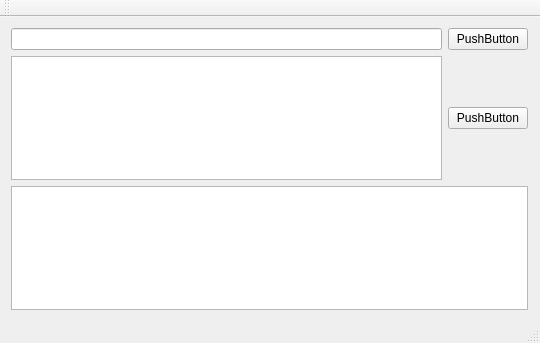
This is mainwindow.ui in Ladisgin/sleuth as Qt 5 draws it before an edit. The edited form follows.
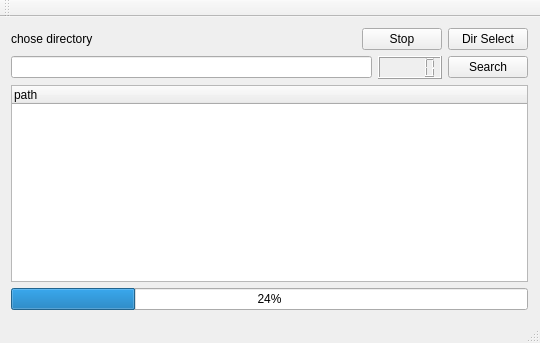
This is the edited form.

The edit to the form file:
```diff
--- a/mainwindow.ui
+++ b/mainwindow.ui
@@ -24,12 +24,35 @@
     <item>
      <layout class="QHBoxLayout" name="horizontalLayout_2">
       <item>
-       <widget class="QLineEdit" name="lineEdit"/>
+       <widget class="QLabel" name="label">
+        <property name="text">
+         <string>chose directory</string>
+        </property>
+       </widget>
+      </item>
+      <item>
+       <widget class="QPushButton" name="IndexStop">
+        <property name="sizePolicy">
+         <sizepolicy hsizetype="Fixed" vsizetype="Fixed">
+          <horstretch>0</horstretch>
+          <verstretch>0</verstretch>
+         </sizepolicy>
+        </property>
+        <property name="text">
+         <string>Stop</string>
+        </property>
+       </widget>
       </item>
       <item>
        <widget class="QPushButton" name="SelectDirectory">
+        <property name="sizePolicy">
+         <sizepolicy hsizetype="Fixed" vsizetype="Fixed">
+          <horstretch>0</horstretch>
+          <verstretch>0</verstretch>
+         </sizepolicy>
+        </property>
         <property name="text">
-         <string>PushButton</string>
+         <string>Dir Select</string>
         </property>
        </widget>
       </item>
@@ -38,19 +61,41 @@
     <item>
      <layout class="QHBoxLayout" name="horizontalLayout">
       <item>
-       <widget class="QTextEdit" name="MatchString"/>
+       <widget class="QLineEdit" name="MatchString"/>
+      </item>
+      <item>
+       <widget class="QLCDNumber" name="lcdNumber"/>
       </item>
       <item>
        <widget class="QPushButton" name="StartStopSearch">
+        <property name="sizePolicy">
+         <sizepolicy hsizetype="Fixed" vsizetype="Fixed">
+          <horstretch>0</horstretch>
+          <verstretch>0</verstretch>
+         </sizepolicy>
+        </property>
         <property name="text">
-         <string>PushButton</string>
+         <string>Search</string>
         </property>
        </widget>
       </item>
      </layout>
     </item>
     <item>
-     <widget class="QListView" name="MatchingFilesList"/>
+     <widget class="QTreeWidget" name="treeWidget">
+      <column>
+       <property name="text">
+        <string>path</string>
+       </property>
+      </column>
+     </widget>
+    </item>
+    <item>
+     <widget class="QProgressBar" name="progressBar">
+      <property name="value">
+       <number>24</number>
+      </property>
+     </widget>
     </item>
    </layout>
   </widget>
```
